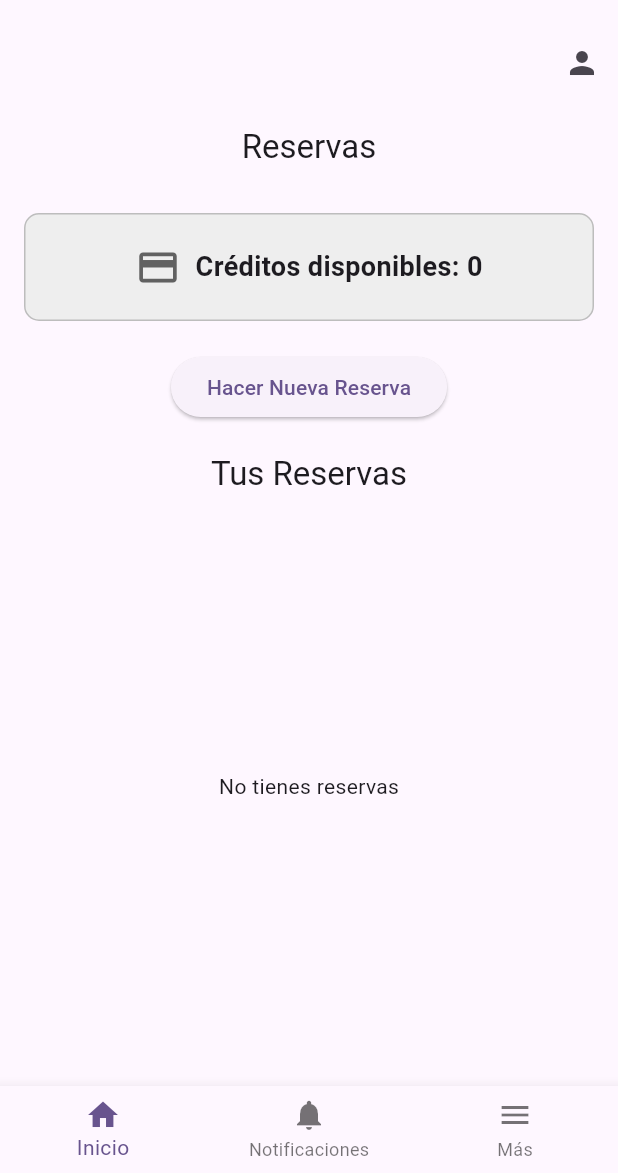
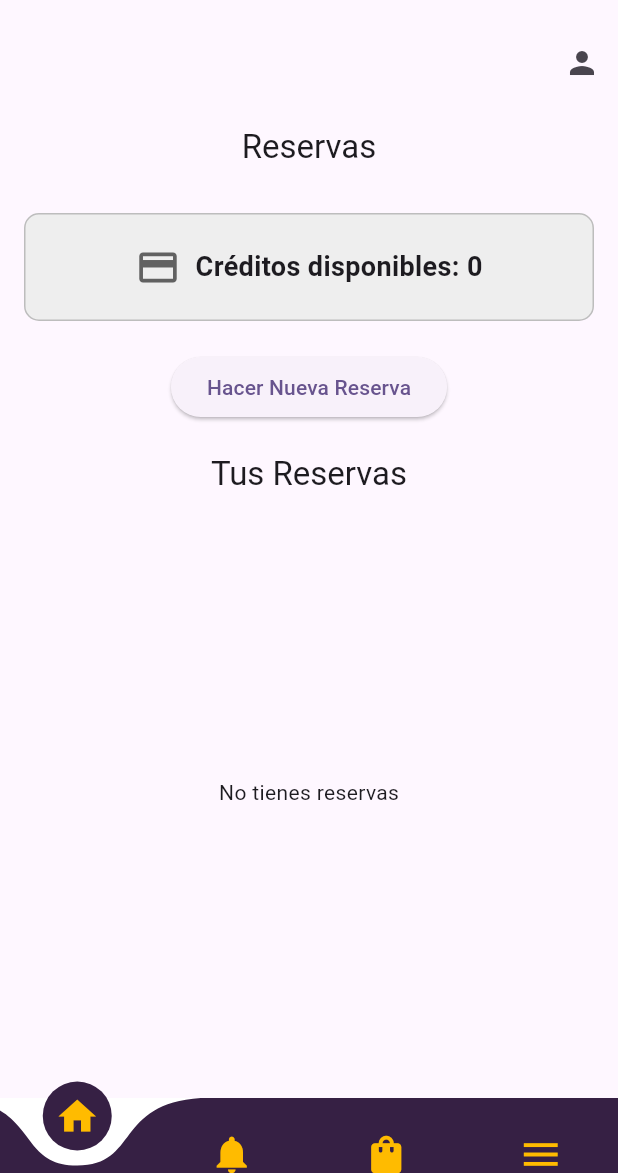
Before and after one commit to santiconstantopoulos/proyecto_gimnasio_esquel, a Flutter app: the screen it shows once a user with an empty profile is signed in, on a phone screen of 412 x 824 dp, the part 63-1236 px from its top. Run offline on Flutter 3.47's test engine with Material 3 defaults, Android fonts, the phone set to English and light mode, and no system bars; drawn by our look-alikes of curved_navigation_bar; our stand-ins replace cloud_firestore, firebase_auth, firebase_core; missing offline and left inert: firebase_ui_auth, firebase_ui_oauth_google; accounts and stored records are empty.

Commit message:
se agrega curved navigation bar y colores

```diff
--- a/lib/features/home/home.dart
+++ b/lib/features/home/home.dart
@@ -1,7 +1,8 @@
+import 'package:curved_navigation_bar/curved_navigation_bar.dart';
 import 'package:flutter/material.dart';
-import 'package:proyecto_gimnasio_esquel/features/dark_mode_screen.dart';
 import 'package:proyecto_gimnasio_esquel/features/profile/profile_screen.dart';
 import 'package:proyecto_gimnasio_esquel/features/reservations/reservations_screen.dart';
+import 'package:proyecto_gimnasio_esquel/features/menu/menu_screen.dart'; // Importa MenuScreen
 
 class HomeScreen extends StatefulWidget {
   const HomeScreen({super.key});
@@ -14,44 +15,15 @@ class _HomeScreenState extends State<HomeScreen>
     with SingleTickerProviderStateMixin {
   int _selectedIndex = 0;
   late AnimationController _controller;
-  bool _showMoreOptions = false; // Control para mostrar/ocultar la lista
 
   final List<Widget> _screens = [
     const ReservationsScreen(),
     const Center(child: Text('Notificaciones')),
-    const Center(child: Text('Contenido de la pantalla "Más"')), // Aquí va el contenido de la pantalla "Más"
+    const Center(child: Text('Beneficios')),
+    const MenuScreen(), // Agrega MenuScreen a la lista
   ];
 
-  @override
-  void initState() {
-    super.initState();
-    _controller = AnimationController(
-      vsync: this,
-      duration: const Duration(milliseconds: 300), // Ajusta la duración de la animación
-    );
-  }
-
-  @override
-  void dispose() {
-    _controller.dispose();
-    super.dispose();
-  }
-
-  void _toggleMoreOptions() {
-    setState(() {
-      _showMoreOptions = !_showMoreOptions;
-      if (_showMoreOptions) {
-        _controller.forward();
-      } else {
-        _controller.reverse();
-      }
-    });
-  }
-
-
-//TODO  Hace falta arreglar la sección "mas" para que abra todas las secciones posibles. Reservas, beneficios, creditos, historial, etc.
-
-
+  // ... (resto del código)
 
   @override
   Widget build(BuildContext context) {
@@ -61,116 +33,35 @@ class _HomeScreenState extends State<HomeScreen>
           IconButton(
             icon: const Icon(Icons.person),
             onPressed: () {
-              // Lógica para abrir el perfil (opcional)
+              Navigator.push(
+                context,
+                MaterialPageRoute(
+                  builder: (context) => const ProfileScreen(),
+                ),
+              );
             },
           )
         ],
       ),
-      body: Stack(
-        alignment: Alignment.bottomCenter,
-        children: [
-          _screens[_selectedIndex], // La pantalla actual
-          // La lista de opciones solo se muestra si _showMoreOptions es true
-          AnimatedOpacity(
-            opacity: _showMoreOptions ? 1.0 : 0.0,
-            duration: const Duration(milliseconds: 300),
-            child: AnimatedContainer(
-              duration: const Duration(milliseconds: 300),
-              height: _showMoreOptions ? 200 : 0, // Ajusta la altura según la lista
-              padding: const EdgeInsets.symmetric(vertical: 16),
-              decoration: const BoxDecoration(
-                color: Colors.white,
-                borderRadius: BorderRadius.only(
-                  topLeft: Radius.circular(20),
-                  topRight: Radius.circular(20),
-                ),
-              ),
-              child: Column(
-                mainAxisSize: MainAxisSize.min,
-                children: [
-                  ListTile(
-                    leading: const Icon(Icons.edit),
-                    title: const Text('Editar Perfil'),
-                    onTap: () {
-                      // Navega a la pantalla de editar perfil
-                      _toggleMoreOptions();
-                      Navigator.push(
-                        context,
-                        MaterialPageRoute(
-                          builder: (context) => const ProfileScreen(), // Ejemplo
-                        ),
-                      );
-                    },
-                  ),
-                  ListTile(
-                    leading: const Icon(Icons.person),
-                    title: const Text('Mi Perfil'),
-                    onTap: () {
-                      // Navega a la pantalla de perfil
-                      _toggleMoreOptions();
-                      Navigator.push(
-                        context,
-                        MaterialPageRoute(
-                          builder: (context) => const ProfileScreen(), // Ejemplo
-                        ),
-                      );
-                    },
-                  ),
-                  ListTile(
-                    leading: const Icon(Icons.logout),
-                    title: const Text('Cerrar Sesión'),
-                    onTap: () {
-                      // Maneja la lógica de cierre de sesión
-                      _toggleMoreOptions();
-                    },
-                  ),
-                  ListTile(
-                    leading: const Icon(Icons.notifications),
-                    title: const Text('Notificaciones'),
-                    onTap: () {
-                      // Navega a la pantalla de notificaciones
-                      _toggleMoreOptions();
-                      Navigator.push(
-                        context,
-                        MaterialPageRoute(
-                          builder: (context) => const Center(
-                              child: Text('Notificaciones Screen')), // Ejemplo
-                        ),
-                      );
-                    },
-                  ),
-                ],
-              ),
-            ),
-          ),
+      body: _screens[_selectedIndex], // La pantalla actual
+      bottomNavigationBar: CurvedNavigationBar(
+        index: _selectedIndex,
+        height: 50,
+        items: const <Widget>[
+          Icon(Icons.home, size: 30, color: Color.fromARGB(255, 255, 187, 0)),
+          Icon(Icons.notifications, size: 30, color: Color.fromARGB(255, 255, 187, 0)),
+          Icon(Icons.shopping_bag, size: 30, color: Color.fromARGB(255, 255, 187, 0)),
+          Icon(Icons.menu, size: 30, color: Color.fromARGB(255, 255, 187, 0)),
         ],
-      ),
-      bottomNavigationBar: BottomNavigationBar(
-        currentIndex: _selectedIndex,
         onTap: (index) {
           setState(() {
             _selectedIndex = index;
-            if (index == 2) {
-              _toggleMoreOptions();
-            } else if (_showMoreOptions) {
-              _toggleMoreOptions();
-            }
           });
         },
-        items: const [
-          BottomNavigationBarItem(
-            icon: Icon(Icons.home),
-            label: 'Inicio',
-          ),
-          BottomNavigationBarItem(
-            icon: Icon(Icons.notifications),
-            label: 'Notificaciones',
-          ),
-          BottomNavigationBarItem(
-            icon: Icon(Icons.menu),
-            label: 'Más',
-          ),
-        ],
+        color: const Color.fromARGB(255, 54, 32, 68),
+        backgroundColor: Colors.white,
+        animationDuration: const Duration(milliseconds: 300),
+        animationCurve: Curves.easeInOut,
       ),
     );
   }
--- a/pubspec.yaml
+++ b/pubspec.yaml
@@ -43,6 +43,7 @@ dependencies:
   cloud_firestore: ^5.4.1
   image_picker: ^1.1.2
   intl: ^0.19.0
+  curved_navigation_bar: ^1.0.3
 
 dev_dependencies:
   flutter_test:
```
Also changed, not shown: lib/features/menu/menu_screen.dart (added, +50 -0 lines), pubspec.lock.
